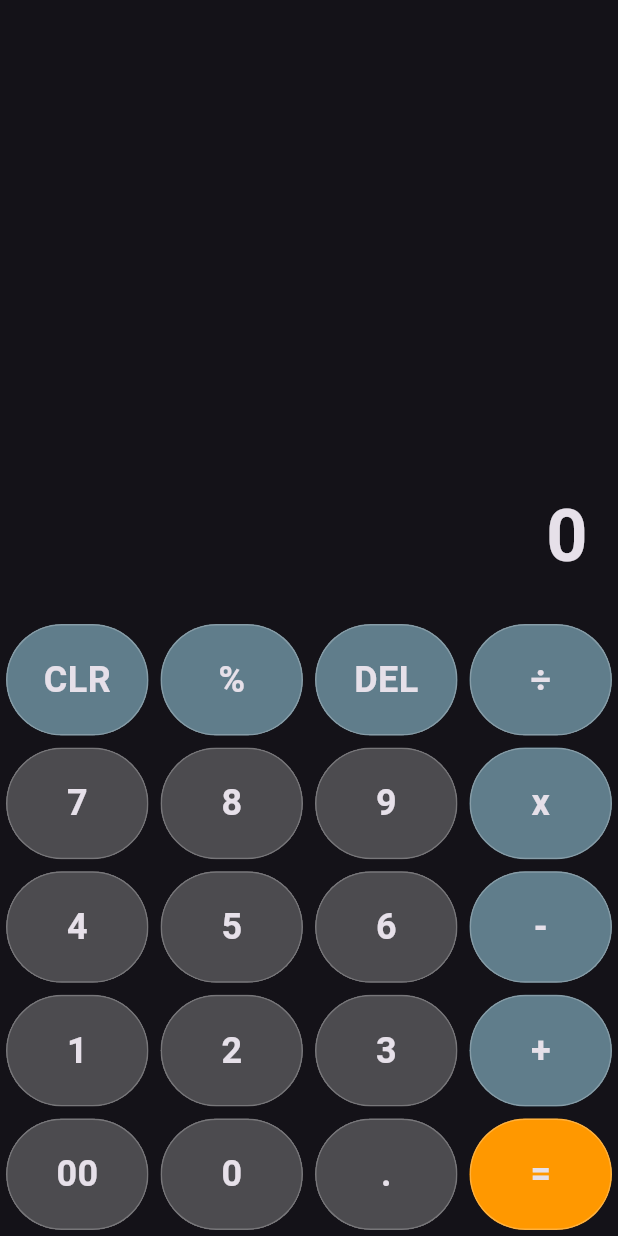
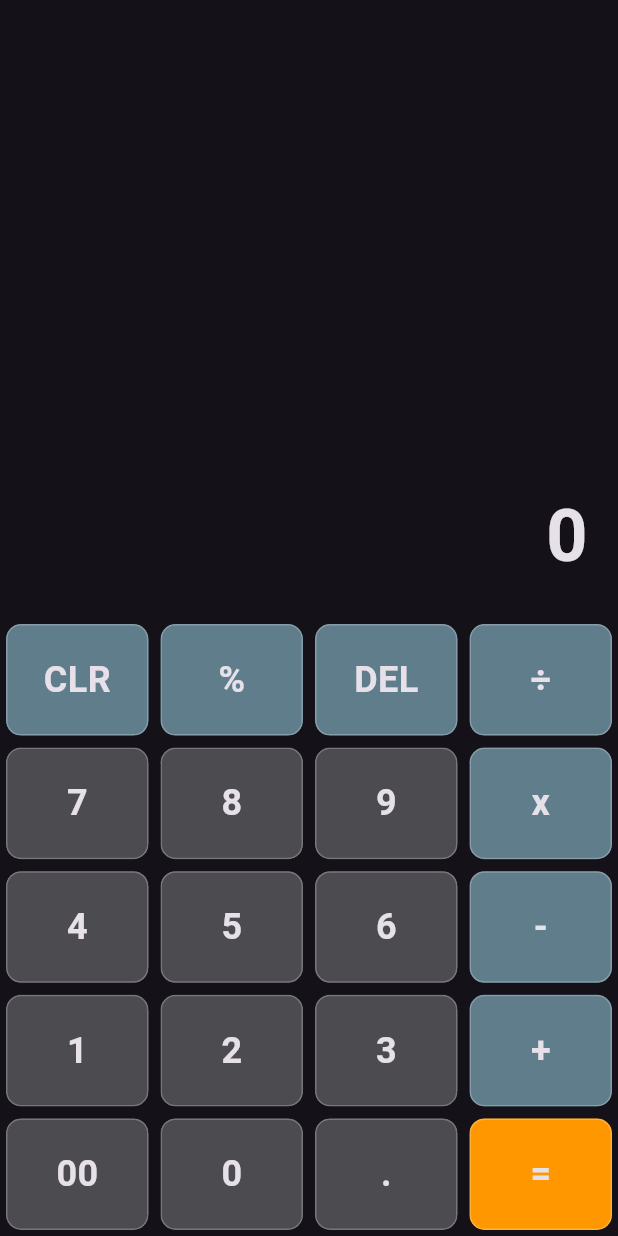
Before and after one commit to GeorginR/Flutter_projects, a Flutter app: the screen it shows after launch, on a phone screen of 412 x 824 dp. Run offline on Flutter 3.47's test engine with Material 3 defaults, Android fonts, the phone set to English and light mode, and no system bars.

Commit message:
Some changes

```diff
--- a/calculated/lib/CalculatorScreen.dart
+++ b/calculated/lib/CalculatorScreen.dart
@@ -62,7 +62,7 @@ class _CalculatorScreenState extends State<CalculatorScreen> {
           color: getBtnColor(value),
           clipBehavior: Clip.hardEdge,
           shape: OutlineInputBorder(
-            borderRadius: BorderRadius.circular(100),
+            borderRadius: BorderRadius.circular(10),
             borderSide: const BorderSide(color: Colors.white24),
           ),
           child: InkWell(
```
Also changed, not shown: calculated/pubspec.lock, todo_app/pubspec.lock.
